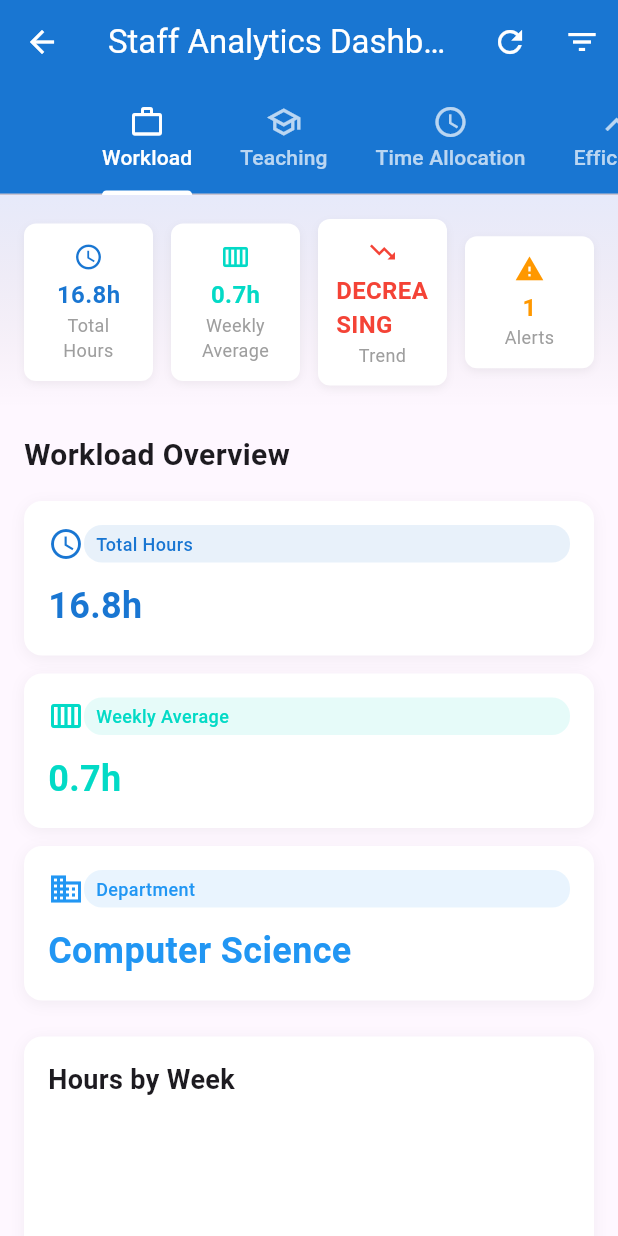
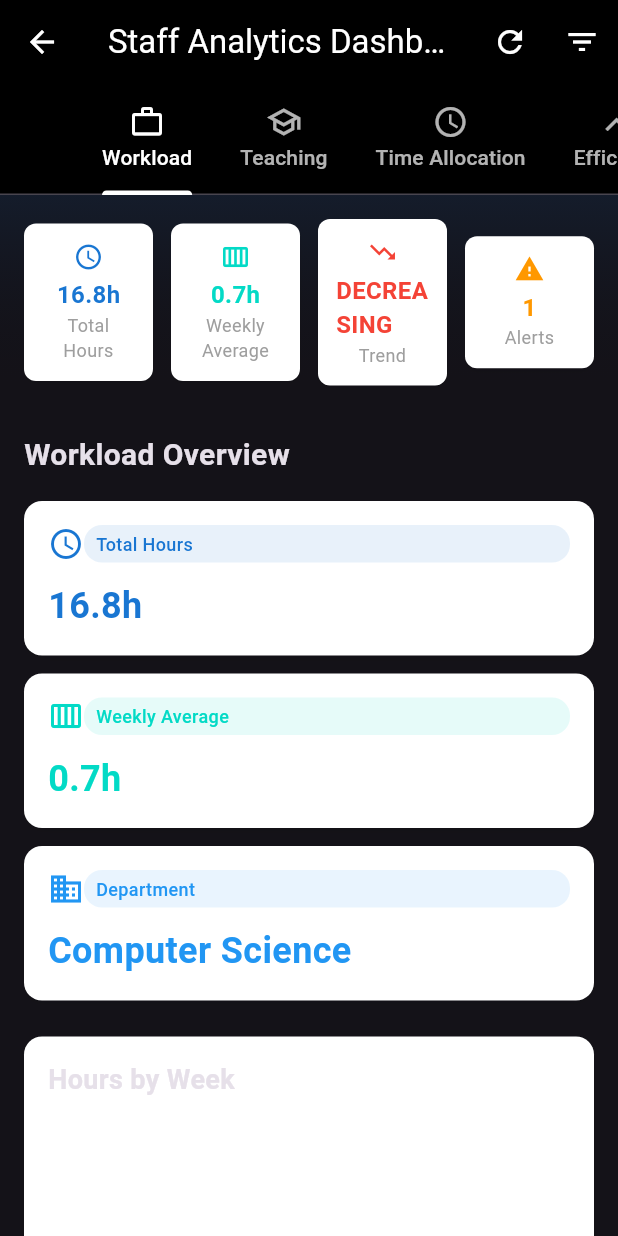
Before and after one commit to VishaL6i9/Flutter-ODTrack_Academia, a Flutter app: the screen it shows after launch, after a tap on "Analytics Dashboard", on a phone screen of 412 x 824 dp. Run offline on Flutter 3.47's test engine with Material 3 defaults, Android fonts, the phone set to English and light mode, and no system bars; drawn by our look-alikes of fl_chart; our stand-ins replace connectivity_plus, flutter_riverpod, go_router, hive, hive_flutter, material_design_icons_flutter and 3 more; accounts and stored records are empty; generated files the repository leaves out were written again; statements that could not run were skipped.

Commit message:
refactor: Standardized Theme - Changed the theme of the Staff Analytics Dashboard to `ThemeData.dark()`. - Adjusted `AppBar` background color to `Colors.black` for dark mode.

```diff
--- a/lib/features/analytics/presentation/screens/staff_analytics_dashboard_screen.dart
+++ b/lib/features/analytics/presentation/screens/staff_analytics_dashboard_screen.dart
@@ -185,12 +185,12 @@ class _StaffAnalyticsDashboardScreenState extends ConsumerState<StaffAnalyticsDa
     final error = ref.watch(staffAnalyticsErrorProvider);
 
     return Theme(
-      data: ThemeData.light(),
+      data: ThemeData.dark(),
       child: Scaffold(
         appBar: AppBar(
           title: const Text('Staff Analytics Dashboard'),
           elevation: 0,
-          backgroundColor: AppTheme.primaryColor,
+          backgroundColor: Colors.black,
           foregroundColor: Colors.white,
           actions: [
             IconButton(
```
